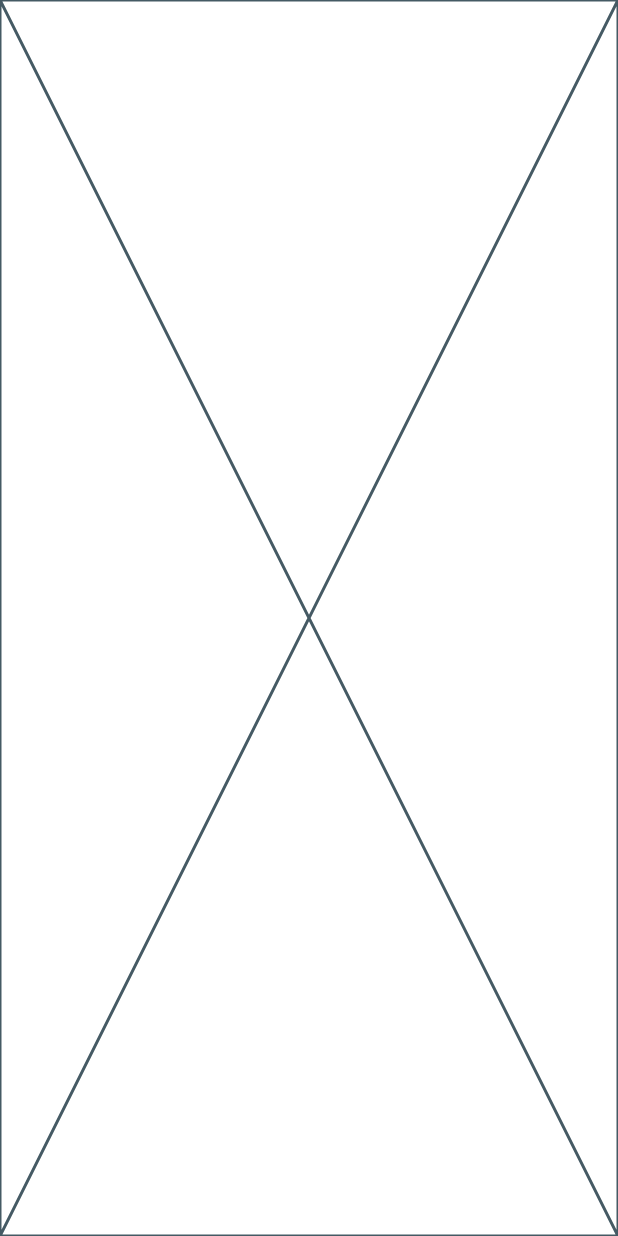
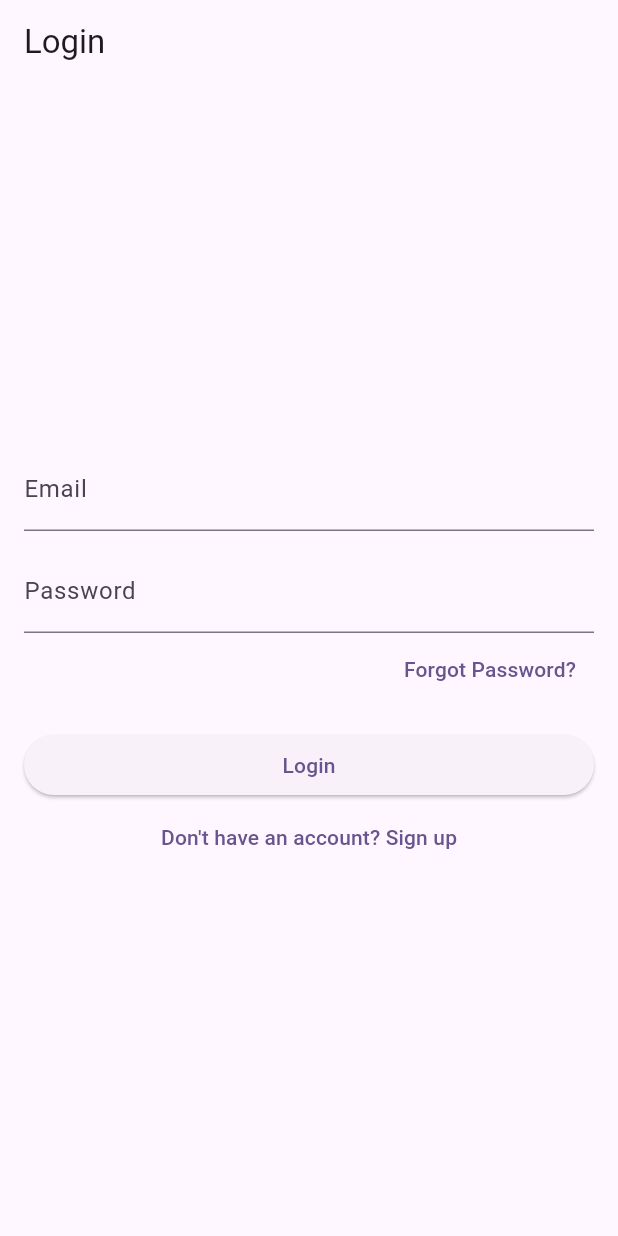
Before and after one commit to fwdAndroid/visaguard, a Flutter app: the screen it shows after launch, on a phone screen of 412 x 824 dp. Run offline on Flutter 3.47's test engine with Material 3 defaults, Android fonts, the phone set to English and light mode, and no system bars; our stand-ins replace cloud_firestore, firebase_auth, firebase_core, firebase_storage, image_picker; accounts and stored records are empty.

Commit message:
Auth System Completed

```diff
--- a/lib/screens/auth/login_screen.dart
+++ b/lib/screens/auth/login_screen.dart
@@ -1,4 +1,8 @@
 import 'package:flutter/material.dart';
+import 'package:visaguard/screens/auth/forgot_password_screen.dart';
+import 'package:visaguard/screens/auth/signup_screen.dart';
+import 'package:visaguard/screens/main/main_dashboard_screen.dart';
+import 'package:visaguard/services/auth_service.dart';
 
 class LoginScreen extends StatefulWidget {
   const LoginScreen({super.key});
@@ -8,8 +12,102 @@ class LoginScreen extends StatefulWidget {
 }
 
 class _LoginScreenState extends State<LoginScreen> {
+  final _authService = FirebaseAuthService();
+  final _emailController = TextEditingController();
+  final _passwordController = TextEditingController();
+  bool _loading = false;
+Future<void> _login() async {
+  setState(() => _loading = true);
+
+  try {
+    final credential = await _authService.signIn(
+      email: _emailController.text.trim(),
+      password: _passwordController.text.trim(),
+    );
+
+    final uid = credential.user!.uid;
+
+    final isApproved = await _authService.isUserApproved(uid);
+
+    if (!isApproved) {
+      await _authService.signOut();
+
+      ScaffoldMessenger.of(context).showSnackBar(
+        const SnackBar(
+          content: Text(
+            'Your account is still under admin approval.',
+          ),
+        ),
+      );
+      return;
+    }
+
+    // Approved → Open dashboard
+    Navigator.pushReplacement(
+      context,
+      MaterialPageRoute(
+        builder: (_) => const MainDashboardScreen(),
+      ),
+    );
+  } catch (e) {
+    ScaffoldMessenger.of(context)
+        .showSnackBar(SnackBar(content: Text(e.toString())));
+  }
+
+  setState(() => _loading = false);
+}
+
+
   @override
   Widget build(BuildContext context) {
-    return const Placeholder();
+    return Scaffold(
+      appBar: AppBar(title: const Text('Login')),
+      body: Padding(
+        padding: const EdgeInsets.all(16),
+        child: Column(
+          mainAxisAlignment: MainAxisAlignment.center,
+          children: [
+            TextField(
+              controller: _emailController,
+              decoration: const InputDecoration(labelText: 'Email'),
+            ),
+            const SizedBox(height: 12),
+            TextField(
+              controller: _passwordController,
+              obscureText: true,
+              decoration: const InputDecoration(labelText: 'Password'),
+            ),
+            Align(
+              alignment: Alignment.centerRight,
+              child: TextButton(
+                onPressed: () => Navigator.push(
+                  context,
+                  MaterialPageRoute(
+                      builder: (_) => const ForgotPasswordScreen()),
+                ),
+                child: const Text('Forgot Password?'),
+              ),
+            ),
+            const SizedBox(height: 16),
+            SizedBox(
+              width: double.infinity,
+              child: ElevatedButton(
+                onPressed: _loading ? null : _login,
+                child: _loading
+                    ? const CircularProgressIndicator()
+                    : const Text('Login'),
+              ),
+            ),
+            TextButton(
+              onPressed: () => Navigator.push(
+                context,
+                MaterialPageRoute(builder: (_) => const SignupScreen()),
+              ),
+              child: const Text("Don't have an account? Sign up"),
+            )
+          ],
+        ),
+      ),
+    );
   }
 }
--- /dev/null
+++ b/lib/services/auth_service.dart
@@ -0,0 +1,54 @@
+import 'package:cloud_firestore/cloud_firestore.dart';
+import 'package:firebase_auth/firebase_auth.dart';
+
+class FirebaseAuthService {
+  final FirebaseAuth _auth = FirebaseAuth.instance;
+  final FirebaseFirestore _firestore = FirebaseFirestore.instance;
+
+  // Current user
+  User? get currentUser => _auth.currentUser;
+
+  // Auth state changes
+  Stream<User?> get authStateChanges => _auth.authStateChanges();
+
+  // Login
+  Future<UserCredential> signIn({
+    required String email,
+    required String password,
+  }) async {
+    return await _auth.signInWithEmailAndPassword(
+      email: email,
+      password: password,
+    );
+  }
+
+  // Signup
+  Future<UserCredential> signUp({
+    required String email,
+    required String password,
+  }) async {
+    return await _auth.createUserWithEmailAndPassword(
+      email: email,
+      password: password,
+    );
+  }
+
+    Future<bool> isUserApproved(String uid) async {
+    final doc =
+        await _firestore.collection('users').doc(uid).get();
+
+    if (!doc.exists) return false;
+    return doc.data()?['isApproved'] == true;
+  }
+
+
+  // Forgot password
+  Future<void> resetPassword(String email) async {
+    await _auth.sendPasswordResetEmail(email: email);
+  }
+
+  // Logout
+  Future<void> signOut() async {
+    await _auth.signOut();
+  }
+}
```
Also changed, not shown: lib/screens/auth/forgot_password_screen.dart (added, +56 -0 lines), lib/screens/auth/signup_screen.dart (added, +170 -0 lines), lib/screens/main/main_dashboard_screen.dart (added, +15 -0 lines), lib/services/user_registration_service.dart (added, +37 -0 lines).
